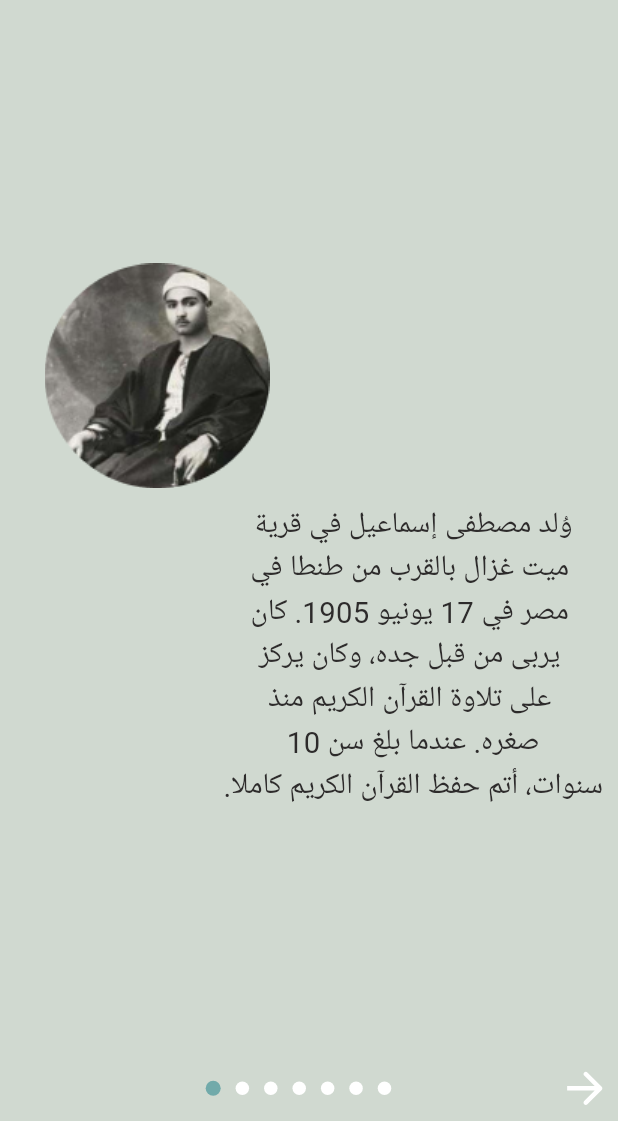
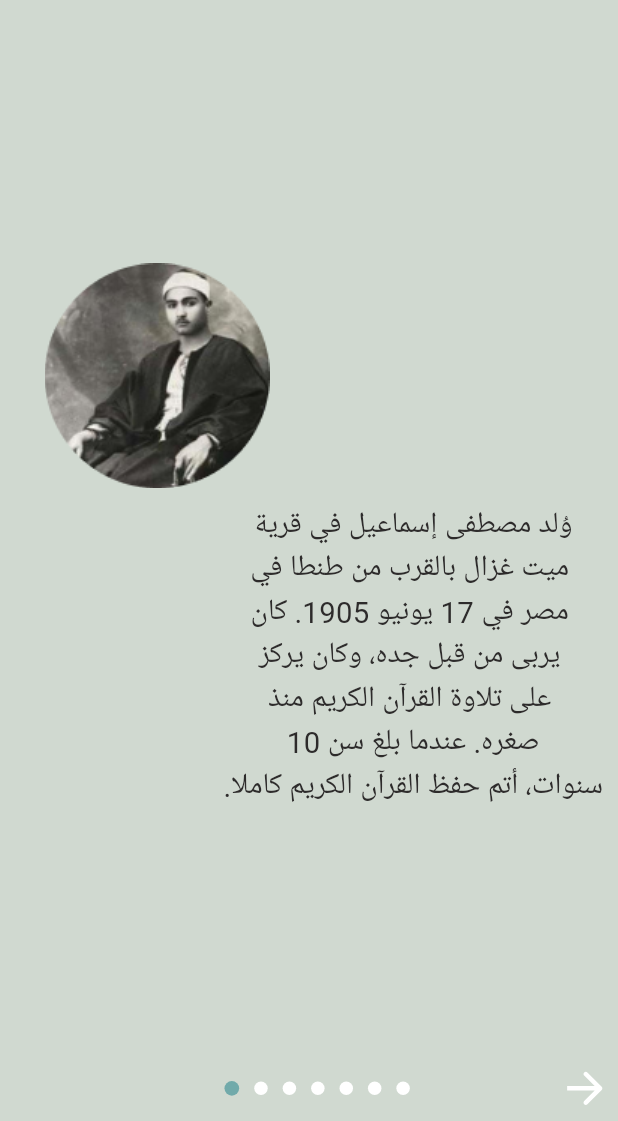
Before and after one commit to elhusseinn/Torath, a Flutter app: the OnBoarding screen opened by its route, on a phone screen of 412 x 824 dp, the part 115-1236 px from its top. Run offline on Flutter 3.47's test engine with Material 3 defaults, Android fonts, the phone set to English and light mode, and no system bars; drawn by our look-alikes of dots_indicator, flutter_animate; our stand-ins replace animated_splash_screen, audio_video_progress_bar, bloc, dartz, dio, equatable and 11 more; missing offline and left inert: audio_session, dart:ffi, data_connection_checker_nulls; accounts and stored records are empty; Roboto replaces fonts that are missing (IBM Plex Sans); statements that could not run were skipped; project files that could hold a hidden picture were left out.

Commit message:
ui updates

```diff
--- a/lib/screens/onBoardingScreens/on_boarding.dart
+++ b/lib/screens/onBoardingScreens/on_boarding.dart
@@ -41,7 +41,9 @@ class _OnBoardingState extends State<OnBoarding> {
   @override
   Widget build(BuildContext context) {
     return Scaffold(
-      body: Container(
+      body: SafeArea(
+        top: false,
+        child: Container(
           height: MediaQuery.of(context).size.height,
           width: MediaQuery.of(context).size.width,
           color: ColorsCatalog.backGroundColor,
@@ -82,8 +84,7 @@ class _OnBoardingState extends State<OnBoarding> {
                   ),
                 ),
               ),
-            SizedBox(
-              height: 700.h,
+              Expanded(
                 child: PageView(
                   onPageChanged: (value) {
                     setState(() {
@@ -106,7 +107,8 @@ class _OnBoardingState extends State<OnBoarding> {
                   duration: const Duration(milliseconds: 300),
                   curve: Curves.easeIn),
               // SizedBox(height: 10.h,),
-            Container(
+              SafeArea(
+                child: Container(
                   // color: Colors.red,
                   padding: EdgeInsets.symmetric(horizontal: 10.w, vertical: 10.h),
                   child: Row(
@@ -121,9 +123,10 @@ class _OnBoardingState extends State<OnBoarding> {
                                     duration: const Duration(milliseconds: 400),
                                     curve: Curves.easeInOut);
                               },
-                          child: SvgPicture.asset(AssetsCatalog.previousArrow),
+                              child:
+                                  SvgPicture.asset(AssetsCatalog.previousArrow),
                             )
-                      : Container(),
+                          : Container(width: 25.w,),
 
                       //dots indicator
                       DotsIndicator(
@@ -135,7 +138,7 @@ class _OnBoardingState extends State<OnBoarding> {
                             borderRadius: BorderRadius.circular(5.0),
                           ),
                           activeColor: const Color(0xFF71AAAA),
-                      activeSize: const Size(10, 10),
+                          activeSize: Size(10.w, 10.h),
                         ),
                         dotsCount: pages.length,
                       ),
@@ -161,7 +164,9 @@ class _OnBoardingState extends State<OnBoarding> {
                     ],
                   ),
                 ),
+              ),
             ],
+          ),
         ),
       ),
     );
--- a/lib/screens/splashScreens/animated_first_screen.dart
+++ b/lib/screens/splashScreens/animated_first_screen.dart
@@ -4,15 +4,13 @@ import 'package:flutter/services.dart';
 
 import 'animated_second_screen.dart';
 class AnimatedFirstScreen extends StatelessWidget {
-   AnimatedFirstScreen({super.key}){
-
-  }
+   const AnimatedFirstScreen({super.key});
 
 
   @override
   Widget build(BuildContext context) {
     return AnimatedSplashScreen(
-      splash: 'assets/images/appIcon_big.png',
+      splash: 'assets/images/appIcon.png',
       nextScreen:   AnimatedSecondScreen(),
       backgroundColor: const Color(0xFFD0D9D0),
       splashIconSize: double.infinity,
```
Lines whose indentation alone changed are shown as unchanged.
